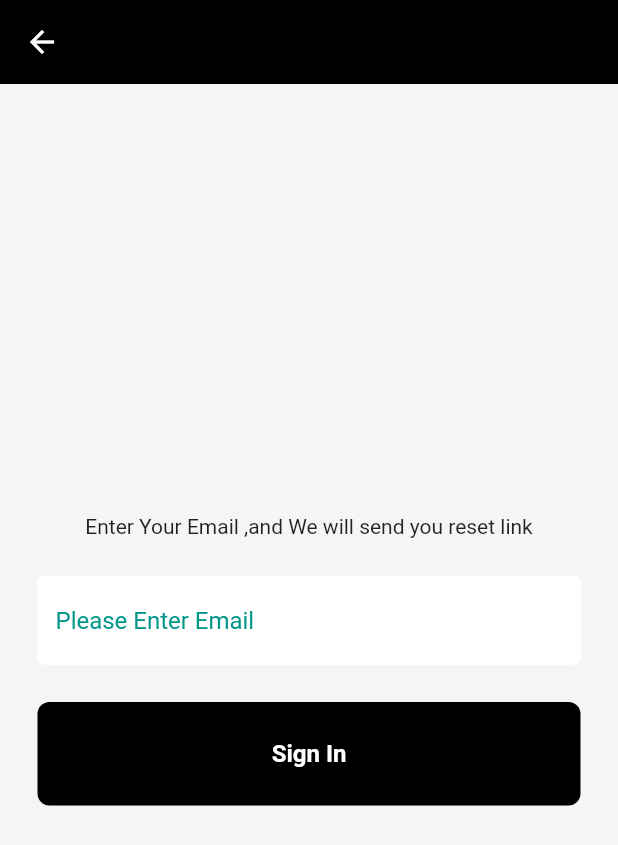
After one commit to AmanNahedh/EZ_orgnize, a Flutter app: the screen it shows after launch, after a tap on "Forgot Password?", on a phone screen of 412 x 824 dp. The commit adds this screen. Shown: the top 845 px of the screen. Run offline on Flutter 3.47's test engine with Material 2 defaults, Android fonts, the phone set to English and light mode, and no system bars; our stand-ins replace cloud_firestore, firebase_auth, firebase_core, firebase_storage, google_fonts, image_picker and 1 more; missing offline and left inert: country_list_pick; accounts and stored records are empty.

Commit message:
ForgetPass_1.0v

```diff
--- /dev/null
+++ b/lib/screans/Forget_pass.dart
@@ -0,0 +1,59 @@
+import 'package:flutter/material.dart';
+
+import '../General/Text_Filled.dart';
+import '../General/buttons.dart';
+
+
+class Forget_pass extends StatefulWidget {
+  const Forget_pass({super.key});
+
+  @override
+  State<Forget_pass> createState() => _Forget_passState();
+}
+
+class _Forget_passState extends State<Forget_pass> {
+  final emailController = TextEditingController();
+  @override
+  Widget build(BuildContext context) {
+    return Scaffold(
+      appBar: AppBar(
+        backgroundColor:Colors.black,
+        elevation: 0,
+
+      ),
+
+
+      body: Column(
+        mainAxisAlignment: MainAxisAlignment.center,
+        children: [
+        Padding(
+          padding: const EdgeInsets.symmetric(horizontal:20.0),
+          child: Text("Enter Your Email ,and We will send you reset link",
+          textAlign: TextAlign.center,
+          ),
+        ),
+          SizedBox(
+            height: 25,
+          ),
+        Text_Filled(
+          controller: emailController,
+          hintText: 'Please Enter Email',
+          obscureText: false,
+        ),
+        const SizedBox(
+          height: 25,
+        ),
+      button(
+        onTap: () {
+          Text("Forget Pass");
+        },
+      ),
+
+
+      ],
+
+      )
+    );
+
+  }
+}
--- a/lib/screans/login.dart
+++ b/lib/screans/login.dart
@@ -4,6 +4,8 @@ import 'package:ez_orgnize/screans/Cheak.dart';
 import 'package:ez_orgnize/screans/register.dart';
 import 'package:firebase_auth/firebase_auth.dart';
 import 'package:flutter/material.dart';
+
+import 'Forget_pass.dart';
 
 class LogIn extends StatefulWidget {
   LogIn({super.key});
@@ -55,7 +57,7 @@ class _LogInState extends State<LogIn> {
       context: context,
       builder: (context) {
         return const AlertDialog(
-          title: Text('wrong Email or password'),
+          title: Text('Wrong Email or Password'),
         );
       },
     );
@@ -125,9 +127,21 @@ class _LogInState extends State<LogIn> {
                   child: Row(
                     mainAxisAlignment: MainAxisAlignment.end,
                     children: [
-                      Text(
-                        'Forgot Password?',
-                        style: TextStyle(color: Colors.grey[600]),
+                      GestureDetector(
+                        onTap: () {
+                          Navigator.push(
+                           context,MaterialPageRoute(
+                            builder:(context){
+                             return Forget_pass();
+                          }
+                          )
+                          );
+                      },
+                        child: Text(
+                          'Forgot Password?',
+                          style: TextStyle(color: Colors.blue,
+                              fontWeight: FontWeight.bold),
+                        ),
                       ),
                     ],
                   ),
```
